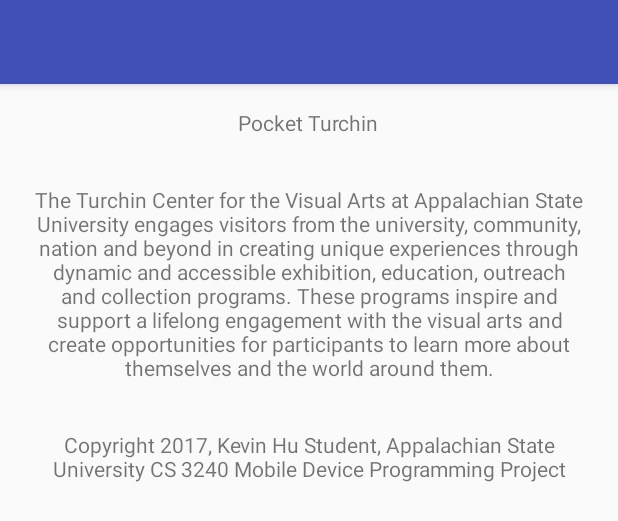
After one commit to Nivekhu/PocketTurchin, an Android app: the layout about.xml on its own in the app's theme, with its tools: preview values and no code run, on a phone screen of 412 x 824 dp. The commit adds this screen. Shown: the top 521 px of the screen. Run offline under Robolectric (Android 15) with nearby library versions, the light colour scheme and no system bars.

Commit message:
Added an about page

```diff
--- a/app/src/main/java/edu/appstate/huk/pocketturchin2/PieceListActivity.java
+++ b/app/src/main/java/edu/appstate/huk/pocketturchin2/PieceListActivity.java
@@ -84,6 +84,14 @@
             // activity should be in two-pane mode.
             mTwoPane = true;
         }
+
+        FloatingActionButton fabAbout = (FloatingActionButton) findViewById(R.id.fabAbout);
+        fabAbout.setOnClickListener(new View.OnClickListener() {
+            @Override
+            public void onClick(View view) {
+                setContentView(R.layout.about);
+            }
+        });
 
         final FloatingActionButton fabSearch = (FloatingActionButton) findViewById(R.id.fabSearch);
         fabSearch.setOnClickListener(new View.OnClickListener() {
--- /dev/null
+++ b/app/src/main/res/layout/about.xml
@@ -0,0 +1,43 @@
+<?xml version="1.0" encoding="utf-8"?>
+<LinearLayout xmlns:android="http://schemas.android.com/apk/res/android"
+    xmlns:app="http://schemas.android.com/apk/res-auto"
+    android:id="@+id/about"
+    android:orientation="vertical"
+    android:layout_width="match_parent"
+    android:layout_height="match_parent">
+
+    <android.support.design.widget.AppBarLayout
+        android:layout_width="match_parent"
+        android:layout_height="wrap_content"
+        android:theme="@style/AppTheme.AppBarOverlay">
+
+        <android.support.v7.widget.Toolbar
+            android:layout_width="match_parent"
+            android:layout_height="?attr/actionBarSize"
+            app:popupTheme="@style/AppTheme.PopupOverlay" />
+
+
+    </android.support.design.widget.AppBarLayout>
+
+    <TextView
+        android:layout_gravity="center"
+        android:text="@string/app_name"
+        android:layout_margin="16dp"
+        android:textAlignment="center"
+        android:layout_width="wrap_content"
+        android:layout_height="wrap_content" />
+    <TextView
+        android:text="@string/about_info"
+        android:layout_margin="16dp"
+        android:textAlignment="center"
+        android:layout_width="wrap_content"
+        android:layout_height="wrap_content" />
+    <TextView
+        android:text="@string/about_credit"
+        android:layout_gravity="bottom"
+        android:layout_margin="16dp"
+        android:textAlignment="center"
+        android:layout_width="wrap_content"
+        android:layout_height="wrap_content" />
+
+</LinearLayout>
--- a/app/src/main/res/layout/activity_piece_list.xml
+++ b/app/src/main/res/layout/activity_piece_list.xml
@@ -53,6 +53,14 @@
         android:layout_height="wrap_content"
         android:layout_gravity="bottom|center"
         android:layout_margin="@dimen/fab_margin"
+        app:srcCompat="@drawable/ic_search" />
+
+    <android.support.design.widget.FloatingActionButton
+        android:id="@+id/fabAbout"
+        android:layout_width="wrap_content"
+        android:layout_height="wrap_content"
+        android:layout_gravity="bottom|left"
+        android:layout_margin="@dimen/fab_margin"
         app:srcCompat="@drawable/ic_favorite" />
 
 
--- a/app/src/main/res/values/strings.xml
+++ b/app/src/main/res/values/strings.xml
@@ -3,4 +3,10 @@
     <string name="title_piece_detail">Piece Detail</string>
     <string name="piece_artist">Artist</string>
     <string name="piece_favorite">Favored Work</string>
+    <string name="about_credit">Copyright 2017, Kevin Hu
+            Student, Appalachian State University
+            CS 3240 Mobile Device Programming Project
+    </string>
+    <string name="about_info">The Turchin Center for the Visual Arts at Appalachian State University engages visitors from the university, community, nation and beyond in creating unique experiences through dynamic and accessible exhibition, education, outreach and collection programs. These programs inspire and support a lifelong engagement with the visual arts and create opportunities for participants to learn more about themselves and the world around them.</string>
+
 </resources>
```
Also changed, not shown: app/src/main/res/drawable-hdpi/ic_back.png (added), app/src/main/res/drawable-mdpi/ic_back.png (added), app/src/main/res/drawable-xhdpi/ic_back.png (added), app/src/main/res/drawable-xxhdpi/ic_back.png (added).
